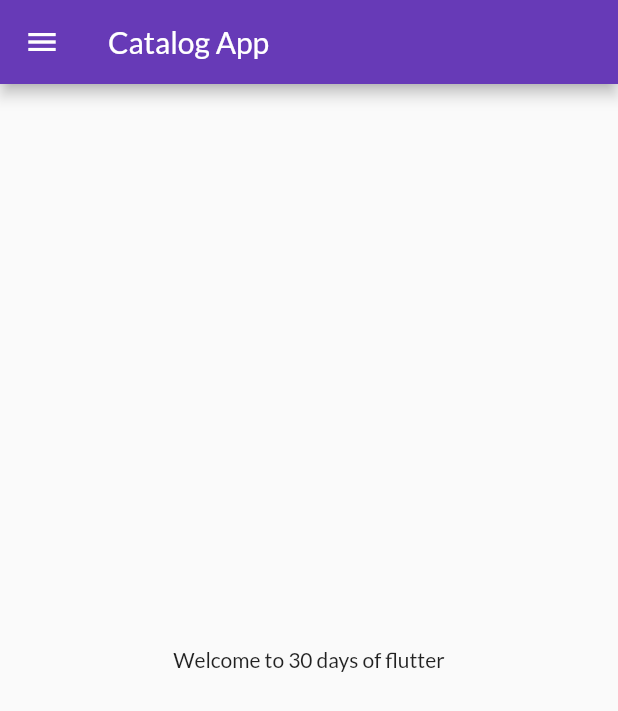
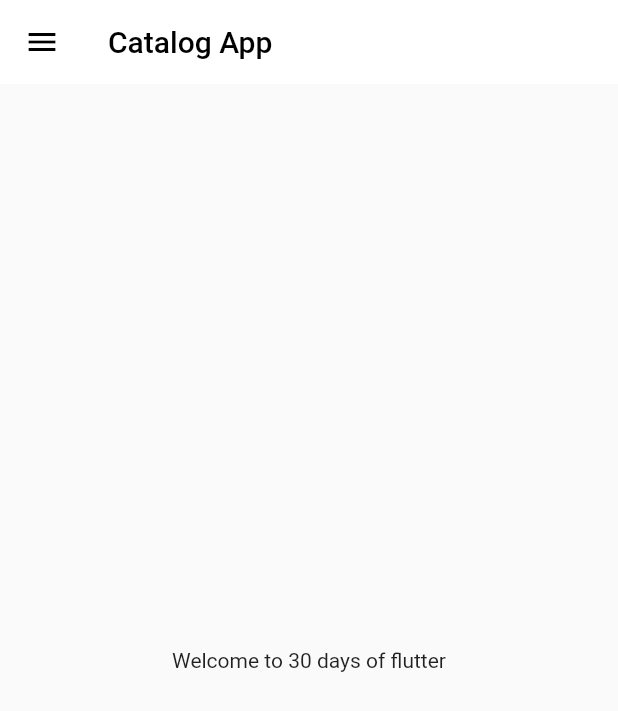
Before and after one commit to RAJHIMANSHUPATEL/30DaysOfFlutter, a Flutter app: the screen it shows after launch, on a phone screen of 412 x 824 dp. Shown: the top 711 px of the screen. Run offline on Flutter 3.47's test engine with Material 2 defaults, Android fonts, the phone set to English and light mode, and no system bars; our stand-ins replace google_fonts.

Commit message:
themeExtracted

```diff
--- a/lib/main.dart
+++ b/lib/main.dart
@@ -2,7 +2,7 @@ import 'package:flutter/material.dart';
 import 'package:flutter_catalogue/pages/home_page.dart';
 import 'package:flutter_catalogue/pages/login_page.dart';
 import 'package:flutter_catalogue/utils/routes.dart';
-import 'package:google_fonts/google_fonts.dart';
+import 'package:flutter_catalogue/widgets/themes.dart';
 
 void main() {
   runApp(MyApp());
@@ -13,16 +13,10 @@ class MyApp extends StatelessWidget {
   Widget build(BuildContext context) {
     return MaterialApp(
       themeMode: ThemeMode.light,
-      theme: ThemeData(
-        primarySwatch: Colors.deepPurple,
-        fontFamily: GoogleFonts.lato().fontFamily,
-        primaryTextTheme: GoogleFonts.latoTextTheme()
-        ),
-      darkTheme: ThemeData(
-        brightness: Brightness.dark
-        ),
-        debugShowCheckedModeBanner: false,
-        initialRoute: MyRoutes.homeRoute,
+      theme: MyTheme.lightTheme(context),
+      darkTheme: MyTheme.darkTheme(context),
+      debugShowCheckedModeBanner: false,
+      initialRoute: MyRoutes.homeRoute,
       routes: {
         "/": (context) => LoginPage(),
         MyRoutes.homeRoute: (context) => HomePage(),
--- a/lib/pages/home_page.dart
+++ b/lib/pages/home_page.dart
@@ -8,7 +8,11 @@ class HomePage extends StatelessWidget {
   Widget build(BuildContext context) {
     return Scaffold(
       appBar: AppBar(
-        title: Text("Catalog App"),
+        title: Text("Catalog App",
+        style: TextStyle(
+          color: Colors.black,
+        ),
+        ),
       ),
       body: Center(
         child: Container(
--- /dev/null
+++ b/lib/widgets/themes.dart
@@ -0,0 +1,18 @@
+import 'package:flutter/material.dart';
+import 'package:google_fonts/google_fonts.dart';
+
+class MyTheme {
+  static ThemeData lightTheme(BuildContext context) => ThemeData(
+        primarySwatch: Colors.deepPurple,
+        fontFamily: GoogleFonts.lato().fontFamily,
+        appBarTheme: AppBarTheme(
+          color: Colors.white,
+          elevation: 0.0,
+          iconTheme: IconThemeData(color: Colors.black),
+        ),
+        textTheme: Theme.of(context).textTheme,
+      );
+  static ThemeData darkTheme(BuildContext context) => ThemeData(
+          brightness: Brightness.dark,
+      );
+}
```
